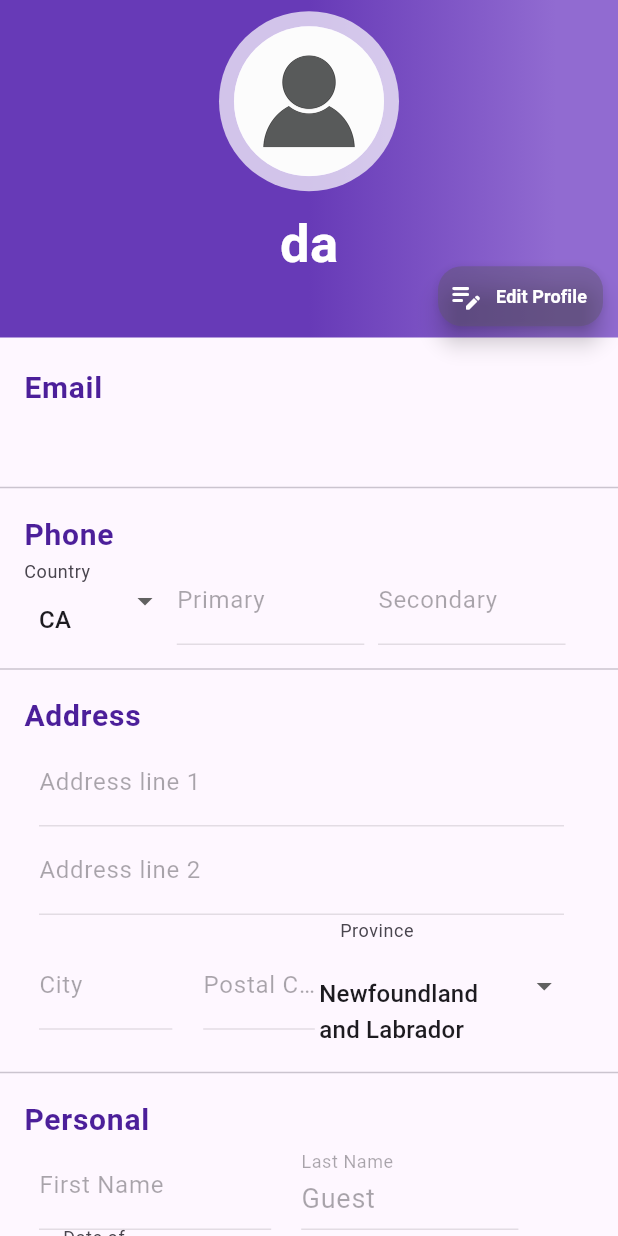
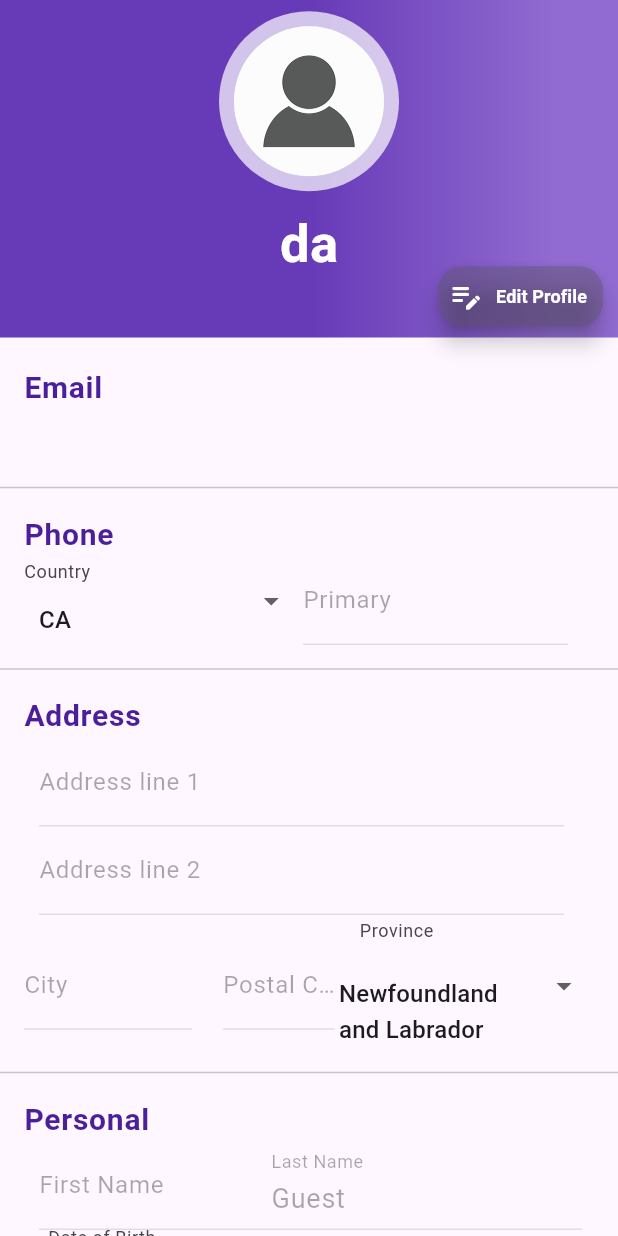
Before and after one commit to sgrover360/health_mate, a Flutter app: the ProfilePage screen opened directly with empty values, on a phone screen of 412 x 824 dp. Run offline on Flutter 3.47's test engine with Material 3 defaults, Android fonts, the phone set to English and light mode, and no system bars; our stand-ins replace animated_text_kit, cloud_firestore, dotted_line, file_picker, firebase_auth, firebase_core and 5 more; missing offline and left inert: firebase_ui_auth, firebase_ui_localizations, syncfusion_flutter_pdfviewer; accounts and stored records are empty.

Commit message:
Updated profile page for render overflow

```diff
--- a/lib/views/auth_gate.dart
+++ b/lib/views/auth_gate.dart
@@ -178,10 +178,10 @@ class _LoginPageState extends State<AuthGate> {
       ChatUser chatUser = await _controller.signInWithGoogle();
 
       // Navigate to the HomePage with the obtained ChatUser
-      await Navigator.of(context).push(MaterialPageRoute(
-          builder: (context) => DoctorHomePage(user: chatUser)));
-      // await Navigator.of(context).push(
-      //     MaterialPageRoute(builder: (context) => HomePage(user: chatUser)));
+      // await Navigator.of(context).push(MaterialPageRoute(
+      //     builder: (context) => DoctorHomePage(user: chatUser)));
+      await Navigator.of(context).push(
+          MaterialPageRoute(builder: (context) => HomePage(user: chatUser)));
     } catch (error) {
       ScaffoldMessenger.of(context)
           .showSnackBar(SnackBar(content: Text(error.toString())));
--- a/lib/views/profile_page.dart
+++ b/lib/views/profile_page.dart
@@ -126,21 +126,6 @@ class _ProfilePageState extends State<ProfilePage> {
     'Wisconsin',
     'Wyoming'
   ];
-
-  // Future<bool> _reauthenticate(BuildContext context) {
-  //   // final l = FirebaseUILocalizations.labelsOf(context);
-  //   return showReauthenticateDialog(
-  //     context: context,
-  //     providers: providers,
-  //     auth: auth,
-  //     onSignedIn: () {
-  //       user!.delete();
-  //       Navigator.of(context).pop();
-  //     },
-  //     // actionButtonLabelOverride: l.deleteAccount,
-  //     actionButtonLabelOverride: 'Delete Account',
-  //   );
-  // }
 
   Future<void> selectDate(BuildContext context) async {
     final DateTime? picked = await showDatePicker(
@@ -440,9 +425,9 @@ class _ProfilePageState extends State<ProfilePage> {
                     ),
                     subtitle: Row(
                       children: [
-                        Container(
-                          width: MediaQuery.of(context).size.width / 4 -
-                              MediaQuery.of(context).size.width / 40,
+                        Expanded(
+                          // width: MediaQuery.of(context).size.width / 4 -
+                          //     MediaQuery.of(context).size.width / 40,
                           child: IgnorePointer(
                             ignoring: !editProfile,
                             child: DropdownButtonHideUnderline(
@@ -470,8 +455,8 @@ class _ProfilePageState extends State<ProfilePage> {
                                     .map((label) => DropdownMenuItem(
                                           alignment:
                                               AlignmentDirectional.center,
+                                          value: label,
                                           child: Text(label),
-                                          value: label,
                                         ))
                                     .toList(),
                                 onChanged: (value) {
@@ -487,8 +472,8 @@ class _ProfilePageState extends State<ProfilePage> {
                           ),
                         ),
                         SizedBox(width: MediaQuery.of(context).size.width / 45),
-                        Container(
-                            width: 125,
+                        Expanded(
+                           // width: 125,
                             child: TextFormField(
                               enabled: editProfile,
                               initialValue: widget.currUser.phone,
@@ -518,36 +503,36 @@ class _ProfilePageState extends State<ProfilePage> {
                               },
                             )),
                         SizedBox(width: MediaQuery.of(context).size.width / 45),
-                        Container(
-                            width: 125,
-                            child: TextFormField(
-                              enabled: editProfile,
-                              initialValue: widget.currUser.phone,
-                              keyboardType: TextInputType.number,
-                              maxLength: 10,
-                              style: const TextStyle(fontSize: 18),
-                              decoration: const InputDecoration(
-                                  prefixText: '+1',
-                                  hintText: 'xxx-xxxxxxx',
-                                  labelText: 'Secondary',
-                                  counterText: ''),
-                              inputFormatters: <TextInputFormatter>[
-                                FilteringTextInputFormatter.allow(
-                                    RegExp(r'[0-9]')),
-                                FilteringTextInputFormatter.digitsOnly
-                              ],
-                              validator: ((value) {
-                                if (value!.length > 0 && value!.length < 10) {
-                                  return 'Enter valid phone number';
-                                }
-                                return null;
-                              }),
-                              onSaved: (value) {
-                                setState(() {
-                                  phone_secondary = value!;
-                                });
-                              },
-                            )),
+                        // Container(
+                        //     width: 125,
+                        //     child: TextFormField(
+                        //       enabled: editProfile,
+                        //       initialValue: widget.currUser.phone,
+                        //       keyboardType: TextInputType.number,
+                        //       maxLength: 10,
+                        //       style: const TextStyle(fontSize: 18),
+                        //       decoration: const InputDecoration(
+                        //           prefixText: '+1',
+                        //           hintText: 'xxx-xxxxxxx',
+                        //           labelText: 'Secondary',
+                        //           counterText: ''),
+                        //       inputFormatters: <TextInputFormatter>[
+                        //         FilteringTextInputFormatter.allow(
+                        //             RegExp(r'[0-9]')),
+                        //         FilteringTextInputFormatter.digitsOnly
+                        //       ],
+                        //       validator: ((value) {
+                        //         if (value!.length > 0 && value!.length < 10) {
+                        //           return 'Enter valid phone number';
+                        //         }
+                        //         return null;
+                        //       }),
+                        //       onSaved: (value) {
+                        //         setState(() {
+                        //           phone_secondary = value!;
+                        //         });
+                        //       },
+                        //     )),
                       ],
                     )),
                 const Divider(),
@@ -601,10 +586,10 @@ class _ProfilePageState extends State<ProfilePage> {
                       const SizedBox(height: 5),
                       Row(
                         children: [
-                          Container(
-                              width: MediaQuery.of(context).size.width / 4 -
-                                  MediaQuery.of(context).size.width / 100,
-                              padding: const EdgeInsets.only(left: 10),
+                          Expanded(
+                              // width: MediaQuery.of(context).size.width / 4 -
+                              //     MediaQuery.of(context).size.width / 100,
+                             // padding: const EdgeInsets.only(left: 10),
                               child: TextFormField(
                                 enabled: editProfile,
                                 initialValue: widget.currUser.city,
@@ -734,9 +719,9 @@ class _ProfilePageState extends State<ProfilePage> {
                                     });
                                   },
                                 )),
-                            Container(
-                                width: MediaQuery.of(context).size.width / 2.5,
-                                padding: const EdgeInsets.only(left: 20),
+                            Expanded(
+                                // width: MediaQuery.of(context).size.width / 2.5,
+                                // padding: const EdgeInsets.only(left: 20),
                                 child: TextFormField(
                                   enabled: editProfile,
                                   initialValue: widget.currUser.lname,
@@ -765,9 +750,9 @@ class _ProfilePageState extends State<ProfilePage> {
                       if (!widget.currUser!.isDoctor) ...[
                         Row(
                           children: [
-                            Container(
-                              width: 100,
-                              padding: const EdgeInsets.only(left: 10),
+                            Expanded(
+                              //width: 100,
+                              //padding: const EdgeInsets.only(left: 10),
                               child: IgnorePointer(
                                 ignoring: !editProfile,
                                 child: InputDatePickerFormField(
@@ -795,10 +780,109 @@ class _ProfilePageState extends State<ProfilePage> {
                                 onPressed: () => selectDate(context),
                               ),
                             ),
-                            SizedBox(
-                                width: MediaQuery.of(context).size.width / 70),
-                            Container(
-                              width: 100,
+
+                            // Expanded(
+                            //   //width: 100,
+                            //   child: IgnorePointer(
+                            //     ignoring: !editProfile,
+                            //     child: DropdownButtonHideUnderline(
+                            //         child: ButtonTheme(
+                            //       alignedDropdown: true,
+                            //       layoutBehavior:
+                            //           ButtonBarLayoutBehavior.constrained,
+                            //       child: DropdownButtonFormField<String>(
+                            //         isDense: true,
+                            //         menuMaxHeight: 115,
+                            //         alignment: AlignmentDirectional.centerStart,
+                            //         padding: EdgeInsets.only(
+                            //             top: 10,
+                            //             left:
+                            //                 MediaQuery.of(context).size.width /
+                            //                     150),
+                            //         borderRadius: BorderRadius.circular(10),
+                            //         focusColor: Colors.transparent,
+                            //         decoration: const InputDecoration(
+                            //             contentPadding: EdgeInsets.zero,
+                            //             focusedBorder: InputBorder.none,
+                            //             enabledBorder: UnderlineInputBorder(
+                            //                 borderSide: BorderSide(
+                            //                     color: Colors.transparent)),
+                            //             labelText: 'Sex'),
+                            //         value: widget.currUser.sex,
+                            //         items: genders
+                            //             .map((label) => DropdownMenuItem(
+                            //                   alignment:
+                            //                       AlignmentDirectional.center,
+                            //                   child: Text(label),
+                            //                   value: label,
+                            //                 ))
+                            //             .toList(),
+                            //         onChanged: (value) {
+                            //           setState(() {
+                            //             sex = value!;
+                            //           });
+                            //         },
+                            //       ),
+                            //     )),
+                            //   ),
+                            // ),
+                            // SizedBox(
+                            //     width: MediaQuery.of(context).size.width / 20),
+                            // Expanded(
+                            //  // width: 80,
+                            //   child: IgnorePointer(
+                            //     ignoring: !editProfile,
+                            //     child: DropdownButtonHideUnderline(
+                            //         child: ButtonTheme(
+                            //       alignedDropdown: true,
+                            //       layoutBehavior:
+                            //           ButtonBarLayoutBehavior.constrained,
+                            //       child: DropdownButtonFormField<String>(
+                            //         isDense: true,
+                            //         menuMaxHeight: 115,
+                            //         alignment: AlignmentDirectional.centerStart,
+                            //         padding: const EdgeInsets.only(top: 10),
+                            //         borderRadius: BorderRadius.circular(10),
+                            //         focusColor: Colors.transparent,
+                            //         decoration: const InputDecoration(
+                            //             contentPadding: EdgeInsets.zero,
+                            //             focusedBorder: InputBorder.none,
+                            //             enabledBorder: UnderlineInputBorder(
+                            //                 borderSide: BorderSide(
+                            //                     color: Colors.transparent)),
+                            //             labelText: 'Blood Type'),
+                            //         value: widget.currUser.bloodType == ''
+                            //             ? bloodType
+                            //             : widget.currUser.bloodType,
+                            //         items: bloodTypes
+                            //             .map((label) => DropdownMenuItem(
+                            //                   alignment:
+                            //                       AlignmentDirectional.center,
+                            //                   child: Text(label),
+                            //                   value: label,
+                            //                 ))
+                            //             .toList(),
+                            //         onChanged: (value) {
+                            //           setState(() {
+                            //             bloodType = value!;
+                            //           });
+                            //         },
+                            //       ),
+                            //     )),
+                            //   ),
+                            // )
+                          ],
+                        ),
+                      ],
+
+
+
+
+                      if (!widget.currUser!.isDoctor) ...[
+                        Row(
+                          children: [
+                            Expanded(
+                              //width: 100,
                               child: IgnorePointer(
                                 ignoring: !editProfile,
                                 child: DropdownButtonHideUnderline(
@@ -844,8 +928,8 @@ class _ProfilePageState extends State<ProfilePage> {
                             ),
                             SizedBox(
                                 width: MediaQuery.of(context).size.width / 20),
-                            Container(
-                              width: 80,
+                            Expanded(
+                              // width: 80,
                               child: IgnorePointer(
                                 ignoring: !editProfile,
                                 child: DropdownButtonHideUnderline(
@@ -890,6 +974,10 @@ class _ProfilePageState extends State<ProfilePage> {
                           ],
                         ),
                       ],
+
+
+
+
                       const SizedBox(height: 15),
                       if (!widget.currUser!.isDoctor) ...[
                         Row(
@@ -976,22 +1064,22 @@ class _ProfilePageState extends State<ProfilePage> {
                   width: 180,
                   height: 45,
                   child: InkWell(
-                    splashColor: const Color.fromARGB(255, 176, 220, 240),
-                    hoverColor: Colors.blueGrey.withOpacity(0.1),
-                    highlightColor: Colors.blueGrey,
+                    splashColor: Colors.deepPurple,
+                    hoverColor: Colors.deepPurple.withOpacity(0.1),
+                    highlightColor: Colors.deepPurple,
                     child: const Row(
                       mainAxisAlignment: MainAxisAlignment.center,
                       children: [
                         Icon(
                           Icons.logout,
                           size: 40,
-                          color: Color.fromARGB(255, 111, 198, 239),
+                          color: Colors.deepPurple,
                         ),
                         SizedBox(width: 10),
                         Text(
                           'Sign out',
                           style: TextStyle(
-                              color: Color.fromARGB(255, 111, 198, 239),
+                              color: Colors.deepPurple,
                               fontSize: 25,
                               fontWeight: FontWeight.w800),
                         ),
@@ -1012,7 +1100,7 @@ class _ProfilePageState extends State<ProfilePage> {
                 ),
                 const SizedBox(height: 30),
                 Container(
-                  height: 30,
+                  height: 50,
                   alignment: AlignmentDirectional.center,
                   child: FloatingActionButton.extended(
                       heroTag: null,
@@ -1054,6 +1142,7 @@ class _ProfilePageState extends State<ProfilePage> {
                                 ));
                       })),
                 ),
+                const SizedBox(height: 30),
               ],
             )
           ],
```
Lines whose indentation alone changed are shown as unchanged.
